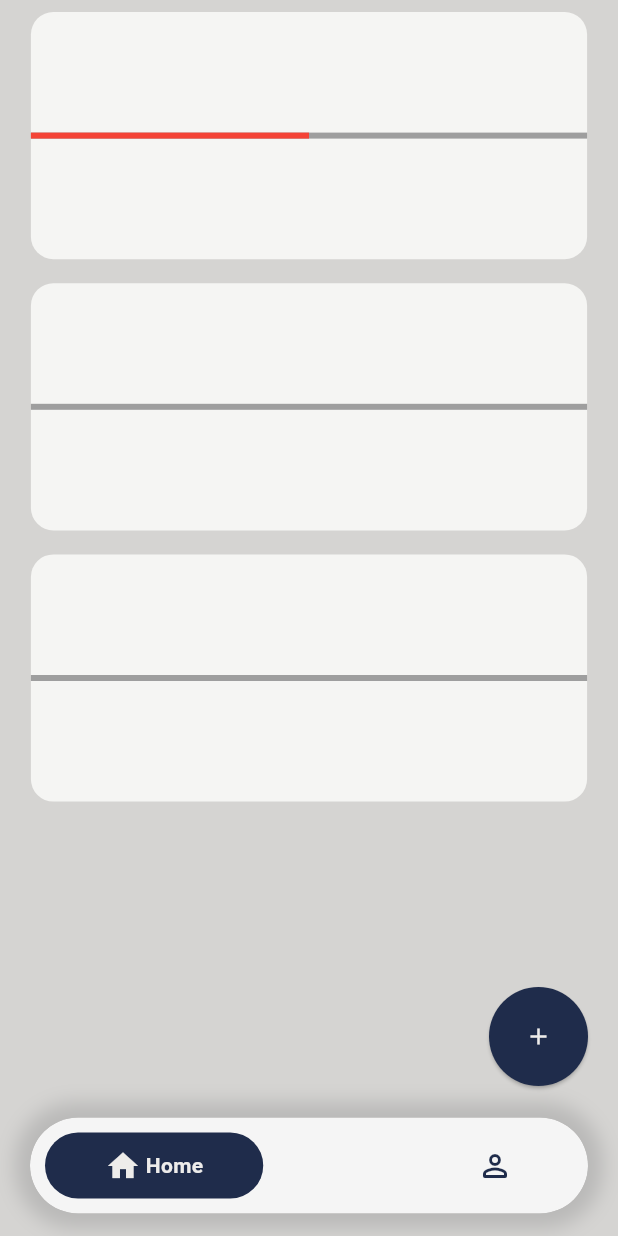
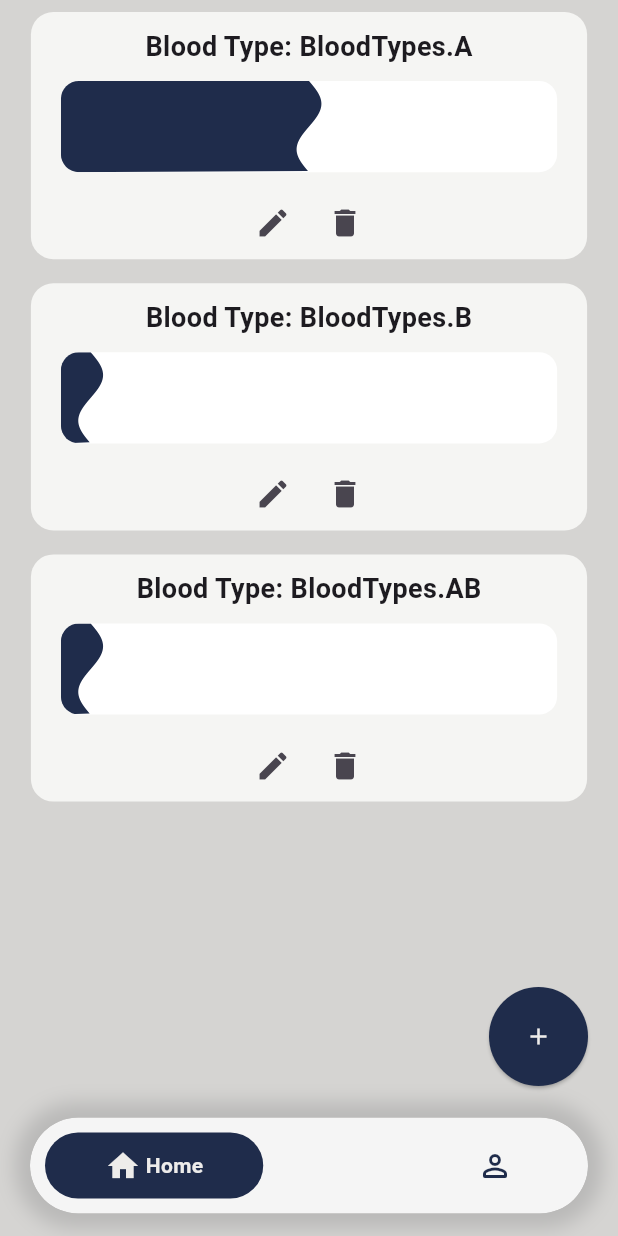
Before and after one commit to AlesonDEV/BEST-HACKath0n-2024-PESTUNE, a Flutter app: the screen it shows after launch, on a phone screen of 412 x 824 dp. Run offline on Flutter 3.47's test engine with Material 3 defaults, Android fonts, the phone set to English and light mode, and no system bars; drawn by our look-alikes of google_nav_bar; our stand-ins replace liquid_progress_indicator_v2.

Commit message:
Added progress bar normal

```diff
--- a/lib/components/homePageWidgets/blood_request_card.dart
+++ b/lib/components/homePageWidgets/blood_request_card.dart
@@ -1,4 +1,8 @@
+import 'dart:math';
+
+import 'package:blood_flow/mainpage.dart';
 import 'package:flutter/material.dart';
+import 'package:liquid_progress_indicator_v2/liquid_progress_indicator.dart';
 
 import '../../model/blood_types.dart';
 
@@ -16,94 +20,63 @@ class BloodRequestCard extends StatefulWidget {
   State<StatefulWidget> createState() => _BloodRequestState();
 }
 
-class _BloodRequestState extends State<BloodRequestCard>{
+class _BloodRequestState extends State<BloodRequestCard> {
   @override
   Widget build(BuildContext context) {
-    var screenSize = MediaQuery
-        .of(context)
-        .size;
+    var screenSize = MediaQuery.of(context).size;
 
-    return
-      Padding(
+    return Padding(
       padding: const EdgeInsets.all(8.0),
       child: Container(
         decoration: BoxDecoration(
           color: BGColor,
-              borderRadius: BorderRadius.circular(15), // Заокруглення країв
+          borderRadius: BorderRadius.circular(15),
         ),
         width: screenSize.width * 0.9,
         height: screenSize.height * 0.2,
         alignment: Alignment.center,
-            child: LinearProgressIndicator(
-              value: widget.progress/widget.goal, // 70% progress
-              backgroundColor: Colors.grey,
-              valueColor: AlwaysStoppedAnimation<Color>(Colors.red),
+        child: Column(
+          mainAxisAlignment: MainAxisAlignment.center,
+          children: [
+            SizedBox(height: 10),
+            Text(
+              'Blood Type: ${widget.bloodType}', // Assuming BloodTypes is a string enum or similar
+              style: TextStyle(fontSize: 18, fontWeight: FontWeight.bold),
             ),
-          )
-      );
-  }
-}
-
-class AnimatedLinearProgressBar extends StatefulWidget {
-  final double value;
-  final Color backgroundColor;
-  final Color color;
-
-  const AnimatedLinearProgressBar({
-    Key? key,
-    required this.value,
-    required this.backgroundColor,
-    required this.color,
-  }) : super(key: key);
-
-  @override
-  State<AnimatedLinearProgressBar> createState() => _AnimatedLinearProgressBarState();
-}
-
-class _AnimatedLinearProgressBarState extends State<AnimatedLinearProgressBar>
-    with SingleTickerProviderStateMixin {
-  late Animation<double> _animation;
-  late AnimationController _controller;
-
-  @override
-  void initState() {
-    super.initState();
-    _controller = AnimationController(vsync: this, duration: Duration(seconds: 2));
-    _animation = Tween<double>(begin: 0.0, end: widget.value).animate(_controller);
-    _controller.forward();
-  }
-
-  @override
-  void dispose() {
-    _controller.dispose();
-    super.dispose();
-  }
-
-  @override
-  Widget build(BuildContext context) {
-    return ClipRRect(
-      borderRadius: BorderRadius.circular(10),
-      child: Stack(
+            SizedBox(height: 10),
+            Expanded(
+              child: Padding(
+                padding: EdgeInsets.symmetric(horizontal: 20),
+                child: LiquidLinearProgressIndicator(
+                  value: widget.progress < 0.06 ? 0.06 : widget.progress / widget.goal,
+                  valueColor: AlwaysStoppedAnimation(choosenButtonColor),
+                  backgroundColor: Colors.white,
+                  borderRadius: 12.0,
+                  direction: Axis.horizontal,
+                ),
+              ),
+            ),
+            SizedBox(height: 10),
+            Row(
+              mainAxisAlignment: MainAxisAlignment.center,
               children: [
-          Container(
-            width: double.infinity,
-            height: 10,
-            color: widget.backgroundColor,
+                IconButton(
+                  icon: Icon(Icons.edit),
+                  onPressed: () {
+                    // Implement edit action
+                  },
                 ),
-          LayoutBuilder(
-            builder: (context, constraints) {
-              return AnimatedBuilder(
-                animation: _animation,
-                builder: (context, child) => Container(
-                  width: constraints.maxWidth * _animation.value,
-                  height: 10,
-                  color: widget.color,
-                ),
-              );
+                IconButton(
+                  icon: Icon(Icons.delete),
+                  onPressed: () {
+                    // Implement delete action
                   },
                 ),
               ],
             ),
+          ],
+        ),
+      ),
     );
   }
 }
--- a/lib/components/homePageWidgets/blood_request_form.dart
+++ b/lib/components/homePageWidgets/blood_request_form.dart
@@ -22,7 +22,8 @@ class _BloodDonationFormState extends State<BloodDonationForm> {
       child: Column(
         crossAxisAlignment: CrossAxisAlignment.start,
         children: <Widget>[
-          // ... existing form fields ...
+
+
           Padding(
             padding: const EdgeInsets.symmetric(vertical: 16.0),
             child: Row(
--- a/pubspec.yaml
+++ b/pubspec.yaml
@@ -30,7 +30,7 @@ environment:
 dependencies:
   flutter:
     sdk: flutter
-
+  liquid_progress_indicator_v2: ^0.5.0
 
   # The following adds the Cupertino Icons font to your application.
   # Use with the CupertinoIcons class for iOS style icons.
```
Also changed, not shown: pubspec.lock. Lines whose indentation alone changed are shown as unchanged.
